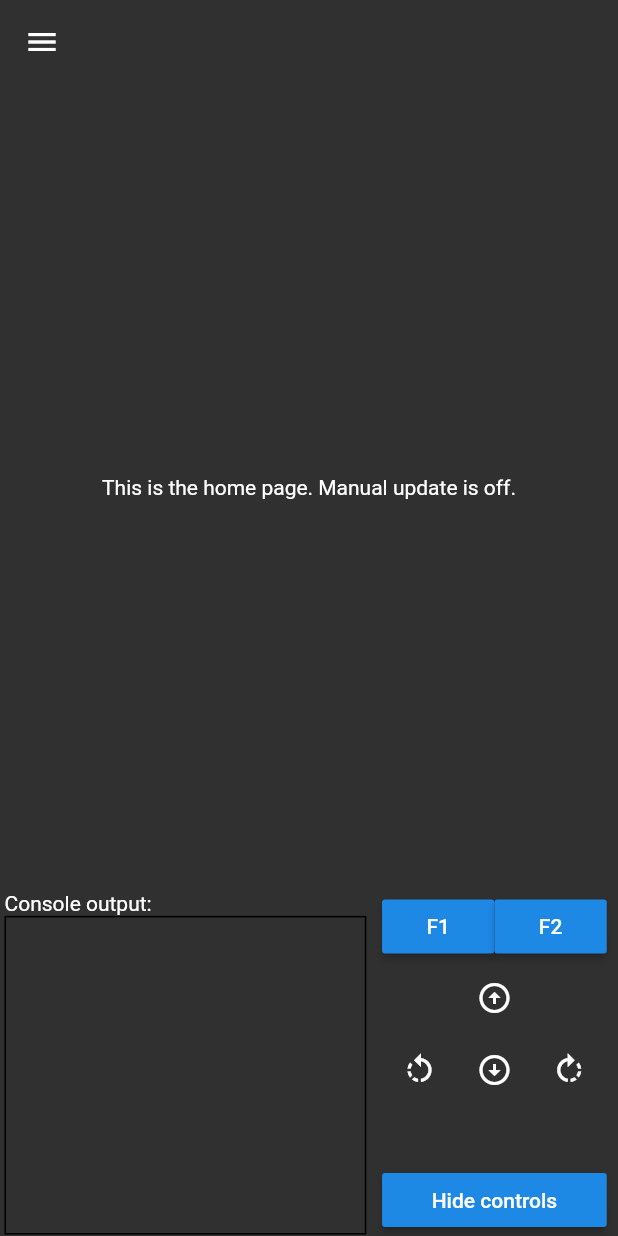
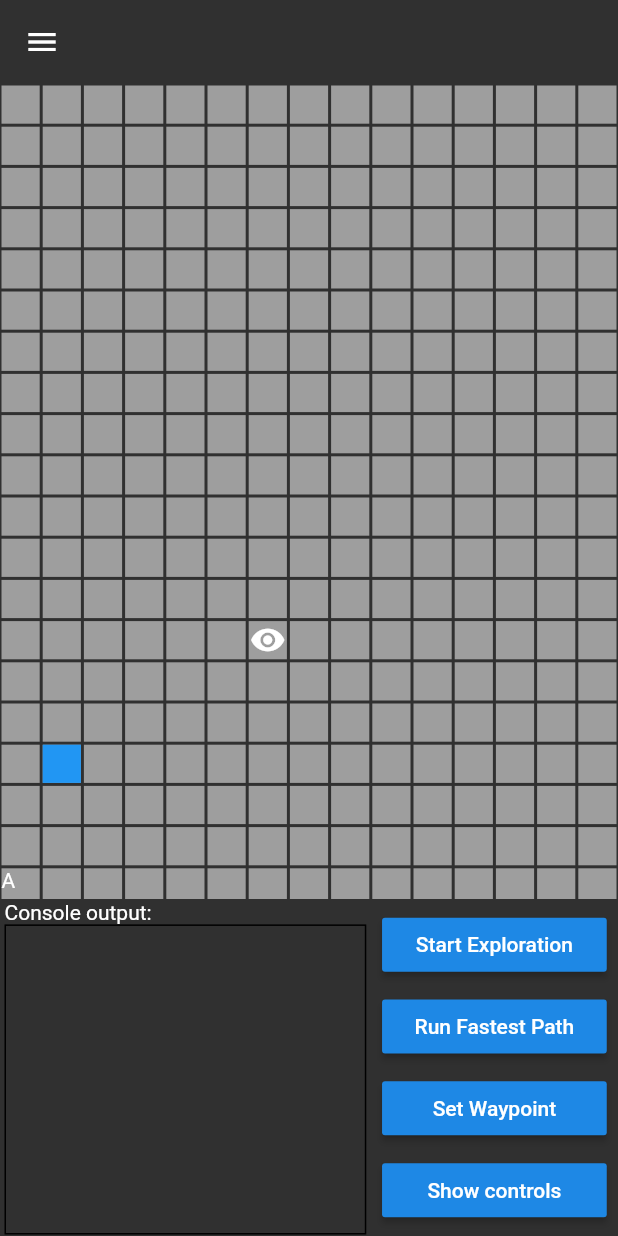
Before and after one commit to ngljie97/ay2021mdp_grp5, a Flutter app: the screen it shows after launch, on a phone screen of 412 x 824 dp. Run offline on Flutter 3.47's test engine with Material 2 defaults, Android fonts, the phone set to English and light mode, and no system bars; drawn by our look-alikes of scrollable_positioned_list; our stand-ins replace flutter_bluetooth_serial, shared_preferences.

Commit message:
Started working on gridview

```diff
--- a/android_remote/lib/globals.dart
+++ b/android_remote/lib/globals.dart
@@ -5,17 +5,41 @@ import 'package:flutter_bluetooth_serial/flutter_bluetooth_serial.dart';
 bool updateMode = false;
 BluetoothDevice selectedDevice;
 List<String> strArr = [];
-bool controlMode = true;
+bool controlMode = false;
 BluetoothConnection connection;
 bool isConnecting = false;
 bool isDisconnecting = false;
 BluetoothDevice server;
 bool isConnected = false;
 
+// Command strings: [SRC][DST][OP] 2 CHARACTERS EA
+final String strStartExplore = 'ANADSE';
+final String strFastestPath = 'ANADFP';
+final String strForward = 'ANADFW';
+final String strRotateLeft = 'ANADRL';
+final String strRotateRight = 'ANADRR';
+final String strReverse = 'ANADRV';
 
-final String strStartExplore = 'startExplore:151';
-final String strFastestPath = 'fastestPath:234';
-final String strForward = 'forward:123';
-final String strRotateLeft = 'rotateLeft:321';
-final String strRotateRight = 'rotateRight:654';
-final String strReverse = 'reverse:345';
+// Arena
+List<List<String>> arenaState = [
+  ['', '', '', '', '', '', '', '', '', '', '', '', '', '', ''],
+  ['', '', '', '', '', '', '', '', '', '', '', '', '', '', ''],
+  ['', '', '', '', '', '', '', '', '', '', '', '', '', '', ''],
+  ['', '', '', '', '', '', '', '', '', '', '', '', '', '', ''],
+  ['', '', '', '', '', '', '', '', '', '', '', '', '', '', ''],
+  ['', '', '', '', '', '', '', '', '', '', '', '', '', '', ''],
+  ['', '', '', '', '', '', '', '', '', '', '', '', '', '', ''],
+  ['', '', '', '', '', '', '', '', '', '', '', '', '', '', ''],
+  ['', '', '', '', '', '', '', '', '', '', '', '', '', '', ''],
+  ['', '', '', '', '', '', '', '', '', '', '', '', '', '', ''],
+  ['', '', '', '', '', '', '', '', '', '', '', '', '', '', ''],
+  ['', '', '', '', '', '', '', '', '', '', '', '', '', '', ''],
+  ['', '', '', '', '', '', '', '', '', '', '', '', '', '', ''],
+  ['', '', '', '', '', '', 'B', '', '', '', '', '', '', '', ''],
+  ['', '', '', '', '', '', '', '', '', '', '', '', '', '', ''],
+  ['', '', '', '', '', '', '', '', '', '', '', '', '', '', ''],
+  ['', 'P1', '', '', '', '', '', '', '', '', '', '', '', '', ''],
+  ['', '', '', '', '', '', '', '', '', '', '', '', '', '', ''],
+  ['', '', '', '', '', '', '', '', '', '', '', '', '', '', ''],
+  ['A', '', '', '', '', '', '', '', '', '', '', '', '', '', '']
+];
--- a/android_remote/lib/main.dart
+++ b/android_remote/lib/main.dart
@@ -4,7 +4,6 @@ import 'dart:ui';
 
 import 'package:android_remote/pages/bluetooth_connection.dart';
 import 'package:flutter/material.dart';
-import 'package:flutter/scheduler.dart';
 import 'package:flutter_bluetooth_serial/flutter_bluetooth_serial.dart';
 import 'package:scrollable_positioned_list/scrollable_positioned_list.dart';
 import 'package:shared_preferences/shared_preferences.dart';
@@ -158,6 +157,7 @@ class _MyHomePageState extends State<MyHomePage> {
           backgroundColor: Colors.transparent,
           elevation: 0.0,
         ),
+        extendBodyBehindAppBar: true,
         drawer: Drawer(
           child: ListView(
             padding: EdgeInsets.zero,
@@ -249,7 +249,6 @@ class _MyHomePageState extends State<MyHomePage> {
           ),
         ),
         body: Column(
-          mainAxisAlignment: MainAxisAlignment.spaceEvenly,
           children: <Widget>[
             _buildArena(),
             _buildBottomPanel(),
@@ -279,7 +278,6 @@ class _MyHomePageState extends State<MyHomePage> {
     print(globals.isConnected);
 
     if (globals.isConnecting) {
-
       BluetoothConnection.toAddress(widget.server.address).then((_connection) {
         addConsoleAndScroll('Successfully connected to ' + widget.server.name);
         globals.isConnected = true;
@@ -309,7 +307,7 @@ class _MyHomePageState extends State<MyHomePage> {
           }
         });
       }).catchError((error) {
-        print('Cannot connect, exception occureds');
+        print('Cannot connect, exception occurred');
 
         setState(() {
           addConsoleAndScroll('Cannot connect, Socket not opened!');
@@ -321,18 +319,60 @@ class _MyHomePageState extends State<MyHomePage> {
 
   Widget _buildArena() {
     return new Expanded(
-      flex: 7,
-      child: Center(
-        child: Text(() {
-          if (globals.updateMode) {
-            return 'This is the home page. Manual update is on.';
-          } else {
-            return 'This is the home page. Manual update is off.';
-          }
-        }()),
+      flex: 8,
+      child: Container(
+        child: GridView.builder(
+            itemCount: 15 * 20,
+            gridDelegate: SliverGridDelegateWithFixedCrossAxisCount(
+              crossAxisCount: 15,
+            ),
+            itemBuilder: (BuildContext context, int index) {
+              return Padding(
+                  padding: const EdgeInsets.all(1.0),
+                  child: Container(
+                    color: Colors.grey,
+                    child: _resolveGridItem(context, index),
+                  ));
+            }),
       ),
     );
   }
+
+  Widget _resolveGridItem(BuildContext context, int index) {
+    int x, y = 0;
+    x = (index / 15).floor();
+    y = (index % 15);
+
+    switch (globals.arenaState[x][y]) {
+      case '':
+        return Text('');
+        break;
+      case 'P1':
+        return Container(
+          color: Colors.blue,
+        );
+        break;
+      case 'P2':
+        return Container(
+          color: Colors.yellow,
+        );
+        break;
+      case 'T':
+        return Icon(
+          Icons.terrain,
+          size: 40.0,
+          color: Colors.red,
+        );
+        break;
+      case 'B':
+        return Icon(Icons.remove_red_eye);
+        break;
+      default:
+        return Text(globals.arenaState[x][y].toString());
+    }
+  }
+
+
 
   Widget _buildBottomPanel() {
     return Expanded(
@@ -362,7 +402,6 @@ class _MyHomePageState extends State<MyHomePage> {
                               border: Border.all(color: Colors.black),
                             ),
                             child: new ScrollablePositionedList.builder(
-
                               itemScrollController: consoleController,
                               itemCount: globals.strArr.length,
                               itemBuilder: (context, index) {
@@ -670,7 +709,8 @@ class _MyHomePageState extends State<MyHomePage> {
       } catch (e) {
         // Ignore error, but notify state
         addConsoleAndScroll('Disconnected remotely!');
-        addConsoleAndScroll('Message was not sent to Bluetooth device. [$text]');
+        addConsoleAndScroll(
+            'Message was not sent to Bluetooth device. [$text]');
         globals.isDisconnecting = true;
         globals.isConnected = false;
         if (globals.connection != null) {
@@ -682,10 +722,9 @@ class _MyHomePageState extends State<MyHomePage> {
     }
   }
 }
-void addConsoleAndScroll(String message)
-{
+
+void addConsoleAndScroll(String message) {
   globals.strArr.add(message);
   consoleController.scrollTo(
-      index: globals.strArr.length,
-      duration: Duration(milliseconds: 333));
+      index: globals.strArr.length, duration: Duration(milliseconds: 333));
 }
```
Also changed, not shown: android_remote/pubspec.lock.
